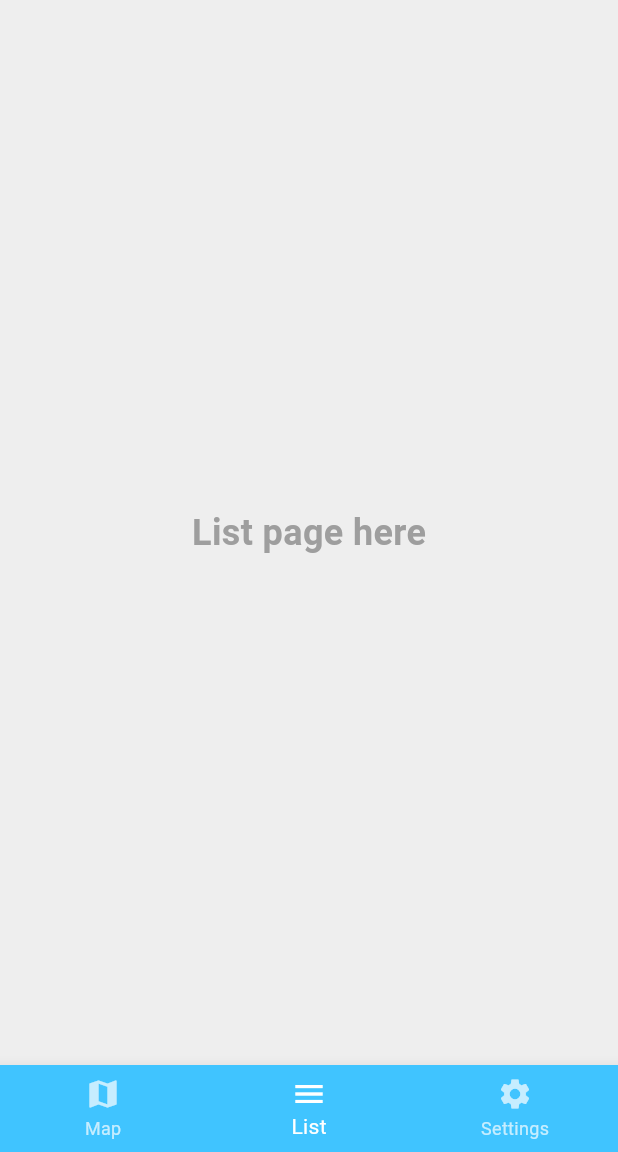
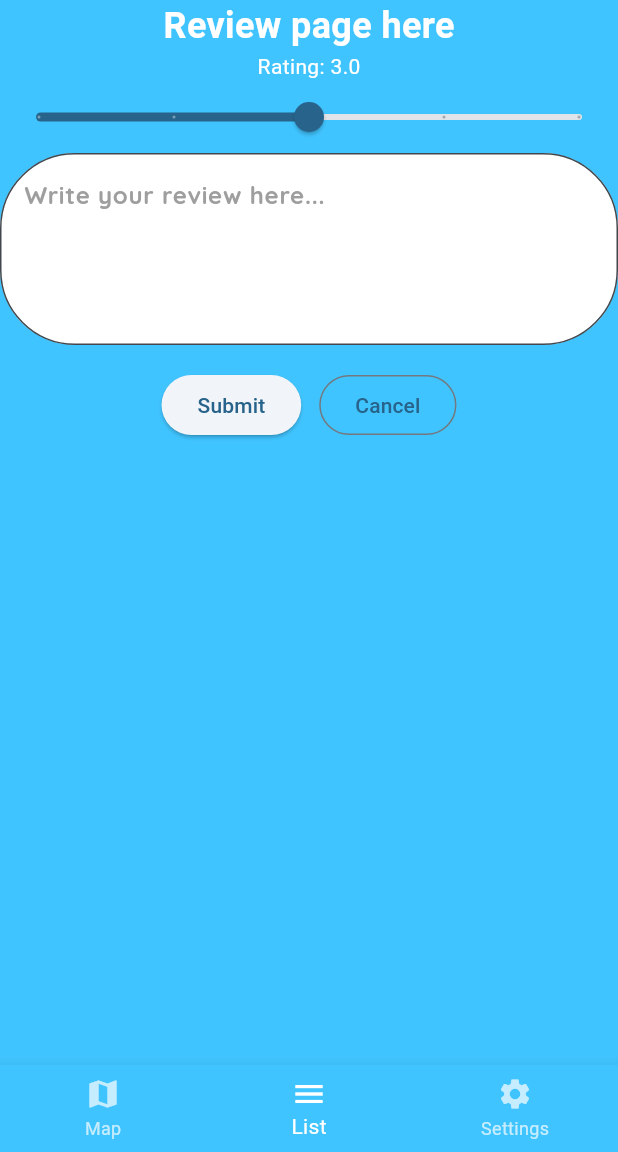
Before and after one commit to pgattic/ratemybowl, a Flutter app: the HomeScreen screen opened directly, item 2 of the bottom bar chosen, on a phone screen of 412 x 824 dp, the part 84-1236 px from its top. Run offline on Flutter 3.47's test engine with Material 3 defaults, Android fonts, the phone set to English and light mode, and no system bars; our stand-ins replace flutter_map, flutter_svg, google_fonts, latlong2, video_player.

Commit message:
add review screen

```diff
--- a/lib/screens/home_screen.dart
+++ b/lib/screens/home_screen.dart
@@ -5,6 +5,7 @@ import 'package:rate_my_bowl/services/auth_service.dart';
 import 'package:provider/provider.dart';
 import 'package:rate_my_bowl/screens/map_screen.dart';
 import 'package:rate_my_bowl/screens/list_screen.dart';
+import 'package:rate_my_bowl/screens/review_screen.dart';
 import 'package:rate_my_bowl/screens/settings_screen.dart';
 
 class HomeScreen extends StatefulWidget {
@@ -19,7 +20,7 @@ class _HomeScreenState extends State<HomeScreen> {
 
   final List<Widget> _pages = [
     const MapScreen(),
-    const ListScreen(),
+    const ReviewScreen(hintText: "Write your review here..."),
     const SettingsScreen(),
   ];
 
--- /dev/null
+++ b/lib/screens/review_screen.dart
@@ -0,0 +1,118 @@
+import 'package:flutter/material.dart';
+import 'package:google_fonts/google_fonts.dart';
+
+class ReviewScreen extends StatefulWidget {
+  final TextEditingController? controller;
+  final bool obscureText;
+  final String hintText;
+
+  const ReviewScreen({
+    super.key,
+    this.controller,
+    this.obscureText = false,
+    required this.hintText,
+  });
+    @override
+  State<ReviewScreen> createState() => _ReviewScreenState();
+}
+
+class _ReviewScreenState extends State<ReviewScreen> {
+  late final TextEditingController _controller;
+  late final bool _ownsController;
+  double _rating = 3.0;
+
+  @override
+  void initState() {
+    super.initState();
+    _controller = widget.controller ?? TextEditingController();
+    _ownsController = widget.controller == null;
+  }
+
+  @override
+  void dispose() {
+    if (_ownsController) {
+      _controller.dispose();
+    }
+    super.dispose();
+  }
+
+  @override
+  Widget build(BuildContext context) {
+    return Container(
+      color: Colors.lightBlueAccent[200],
+      child: Center(
+        child: Column(
+          children: [
+            const Text(
+              'Review page here',
+              style: TextStyle(
+              fontSize: 24,
+              fontWeight: FontWeight.bold,
+              color: Colors.white,
+              ),
+            ),
+            Text(
+                'Rating: ${_rating.toStringAsFixed(1)}',
+                style: const TextStyle(color: Colors.white),
+            ),
+            Slider(
+              value: _rating,
+              min: 1.0,
+              max: 5.0,
+              divisions: 4,
+              label: _rating.toStringAsFixed(1),
+              onChanged: (double value) {
+                setState(() {
+                  _rating = value;
+                });
+              },
+            ),
+            TextField(
+              controller: _controller,
+              obscureText: widget.obscureText,
+              minLines: 4,
+              maxLines: 8,
+              decoration: InputDecoration(
+                border: OutlineInputBorder(
+                  borderRadius: BorderRadius.circular(50.0),
+                ),
+                hintText: widget.hintText,
+                hintStyle: GoogleFonts.quicksand(
+                  fontWeight: FontWeight.bold,
+                  color: Colors.grey,
+                ),
+                filled: true,
+                fillColor: Colors.white,
+              ),
+            ),
+            const SizedBox(height: 16),
+            Row(
+              mainAxisAlignment: MainAxisAlignment.center,
+              children: [
+                ElevatedButton(
+                  onPressed: () {
+                    // ignore: avoid_print
+                    print('review: ${_controller.text}, rating: $_rating');
+                  },
+                  child: const Text('Submit'),
+                ),
+                const SizedBox(width: 12),
+                OutlinedButton(
+                  onPressed: () {
+                    setState(() {
+                      _controller.clear();
+                      _rating = 3.0;
+                    });
+                    FocusScope.of(context).unfocus();
+                  },
+                  child: const Text('Cancel'),
+                ),
+              ],
+            )
+
+          ],
+        ),
+      ),
+    );
+  }
+}
```
Also changed, not shown: 6 other files.
